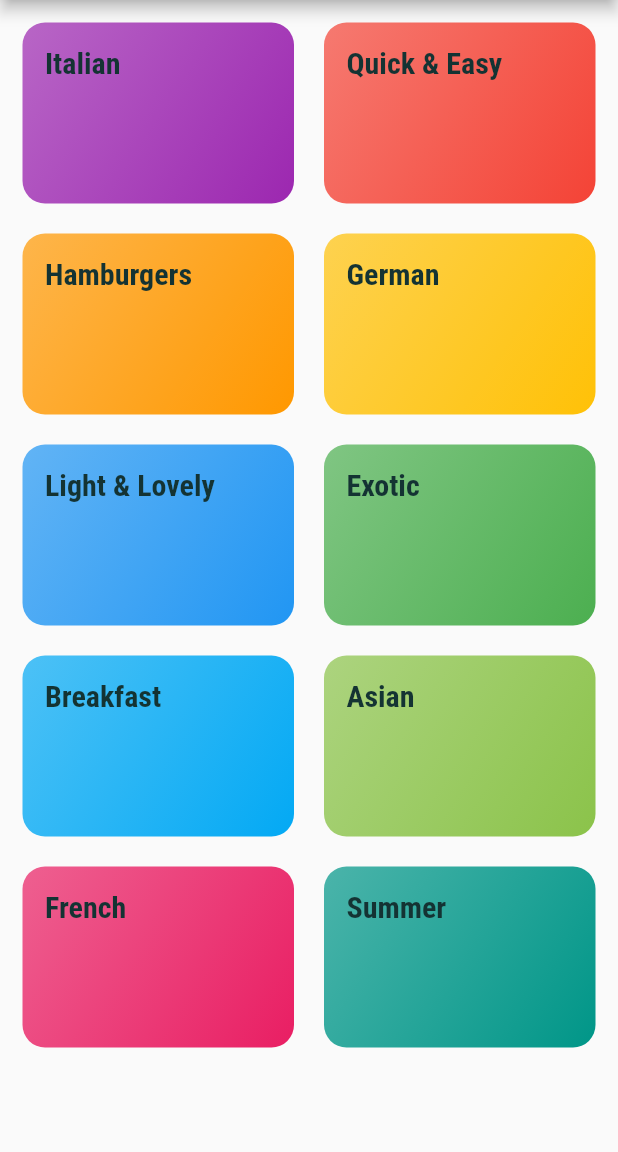
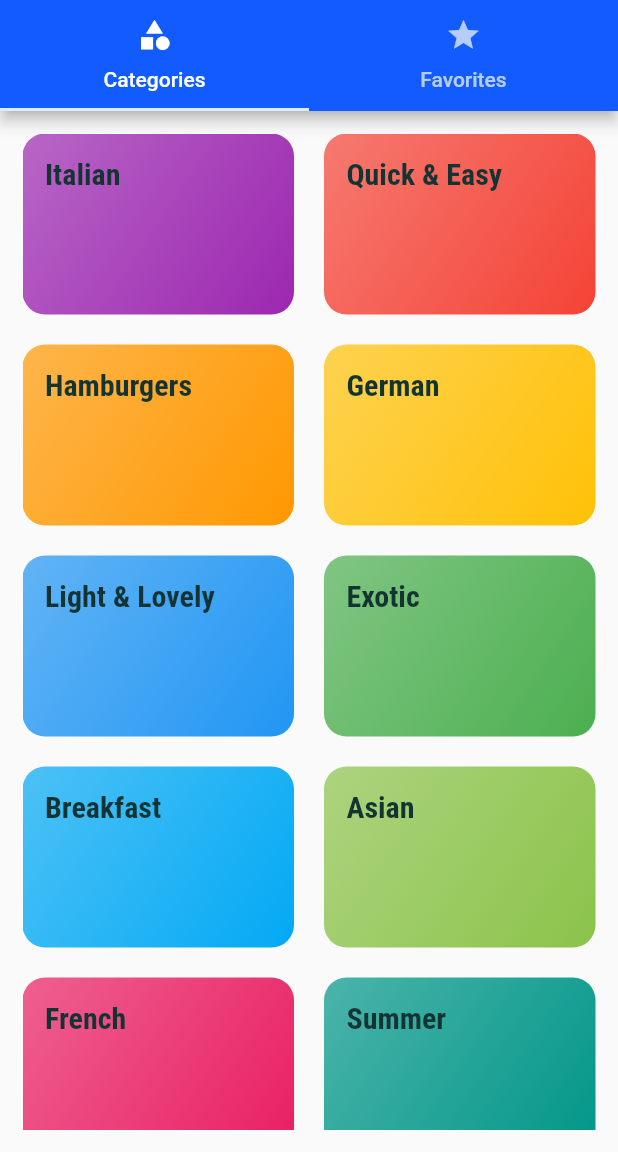
Before and after one commit to babarobat/flutter-meals-app, a Flutter app: the screen it shows after launch, on a phone screen of 412 x 824 dp, the part 84-1236 px from its top. Run offline on Flutter 3.47's test engine with Material 2 defaults, Android fonts, the phone set to English and light mode, and no system bars.

Commit message:
add tabs

```diff
--- a/lib/main.dart
+++ b/lib/main.dart
@@ -1,4 +1,5 @@
 import 'package:flutter/material.dart';
+import 'package:meals/views/screens/tabs_screen.dart';
 
 import 'views/screens/categories_screen.dart';
 import 'views/screens/category_meals_screen.dart';
@@ -37,10 +38,11 @@ class App extends StatelessWidget {
             fontWeight: FontWeight.bold,
             fontSize: 20,
           ),
-          )),
-      home: const CategoriesScreen(),
+        ),
+      ),
       routes: {
-        Routs.categories : (ctx) => const CategoriesScreen(),
+        Routs.tabsScreen: (ctx) => const TabsScreen(),
+        Routs.categories: (ctx) => const CategoriesScreen(),
         Routs.categoryMeals: (ctx) => const CategoryMealsScreen(),
         Routs.mealDetail: (ctx) => const MealDetailScreen(),
       },
--- a/lib/routs/routs.dart
+++ b/lib/routs/routs.dart
@@ -1,5 +1,7 @@
 class Routs {
-  static const String categories = "/rout-categories";
+  static const String tabsScreen = '/';
+  static const String categories = '/rout-categories';
   static const String categoryMeals = "/rout-category-meals";
   static const String mealDetail = '/rout-meal-detail';
+
 }
--- a/lib/views/screens/categories_screen.dart
+++ b/lib/views/screens/categories_screen.dart
@@ -7,11 +7,7 @@ class CategoriesScreen extends StatelessWidget {
 
   @override
   Widget build(BuildContext context) {
-    return Scaffold(
-      appBar: AppBar(
-        title: const Text("Meals"),
-      ),
-      body: Padding(
+    return Padding(
       padding: const EdgeInsets.all(15.0),
       child: GridView(
         children: DUMMY_CATEGORIES
@@ -24,7 +20,6 @@ class CategoriesScreen extends StatelessWidget {
           mainAxisSpacing: 20,
         ),
       ),
-      ),
     );
   }
 }
--- /dev/null
+++ b/lib/views/screens/favorites_screen.dart
@@ -0,0 +1,15 @@
+import 'package:flutter/material.dart';
+
+class FavoritesScreen extends StatefulWidget {
+  const FavoritesScreen({Key? key}) : super(key: key);
+
+  @override
+  _FavoritesScreenState createState() => _FavoritesScreenState();
+}
+
+class _FavoritesScreenState extends State<FavoritesScreen> {
+  @override
+  Widget build(BuildContext context) {
+    return Container();
+  }
+}
--- /dev/null
+++ b/lib/views/screens/tabs_screen.dart
@@ -0,0 +1,41 @@
+import 'package:flutter/material.dart';
+import 'package:meals/views/screens/categories_screen.dart';
+
+import 'favorites_screen.dart';
+
+class TabsScreen extends StatefulWidget {
+  const TabsScreen({Key? key}) : super(key: key);
+
+  @override
+  _TabsScreenState createState() => _TabsScreenState();
+}
+
+class _TabsScreenState extends State<TabsScreen> {
+  @override
+  Widget build(BuildContext context) {
+    return DefaultTabController(
+      length: 2,
+      child: Scaffold(
+        appBar: AppBar(
+          title: Text('Meals'),
+          bottom: TabBar(
+            tabs: [
+              Tab(
+                icon: Icon(Icons.category),
+                text: 'Categories',
+              ),
+              Tab(
+                icon: Icon(Icons.star),
+                text: 'Favorites',
+              ),
+            ],
+          ),
+        ),
+        body: TabBarView(children: [
+          CategoriesScreen(),
+          FavoritesScreen(),
+        ],),
+      ),
+    );
+  }
+}
```
Lines whose indentation alone changed are shown as unchanged.
